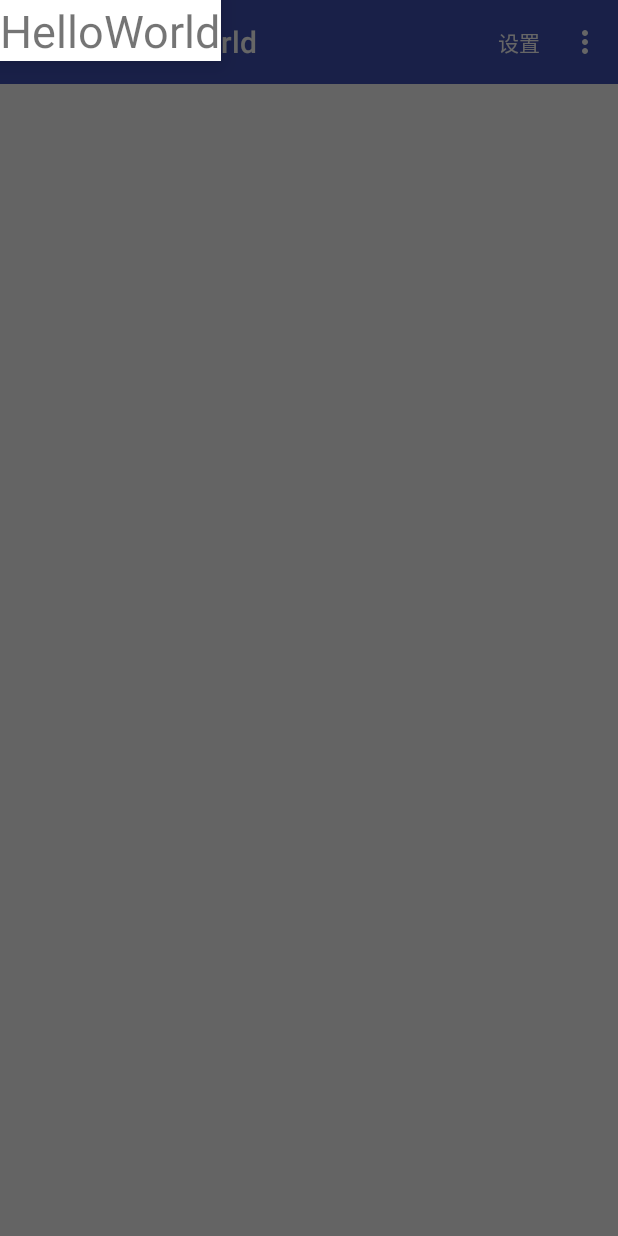
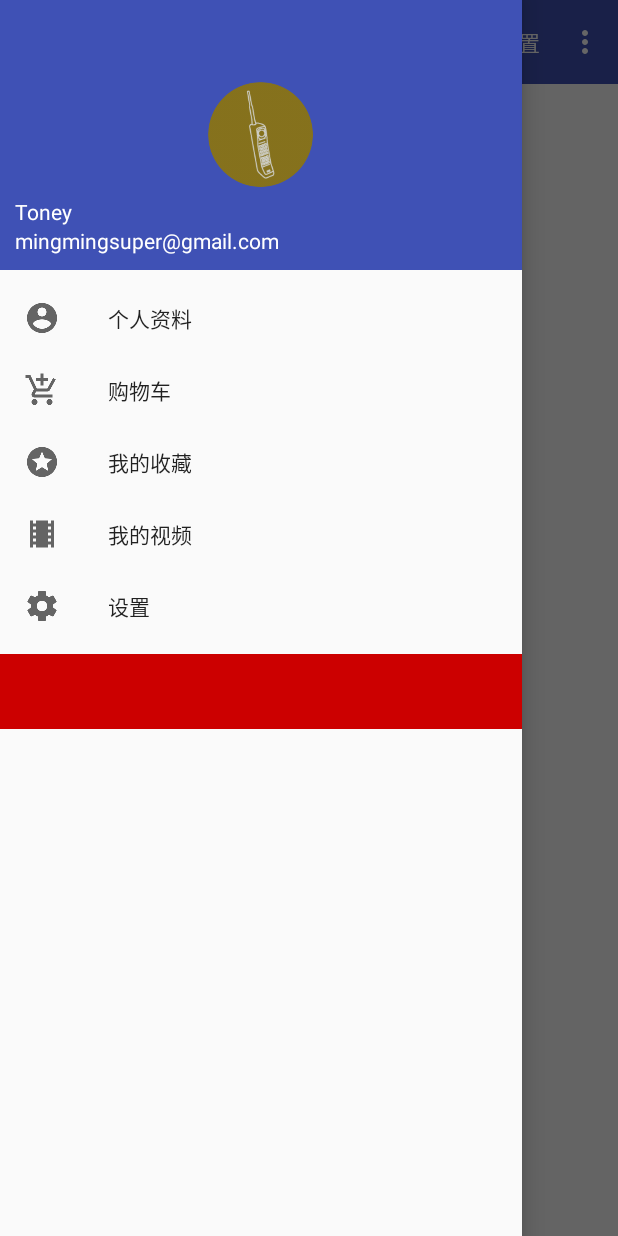
Before and after one commit to mingmingsuper/HelloWorld, an Android app: the DrawerLayoutDemoActivity screen opened directly, with no data from a screen before it, with the side drawer open, on a phone screen of 412 x 824 dp. Run offline under Robolectric (Android 15) with nearby library versions, the phone set to English and light mode, and no system bars; our stand-ins replace CircleImageView.

Commit message:
drawer layout以及navigation view 测试

```diff
--- a/app/src/main/java/com/study/helloworld/DrawerLayoutDemoActivity.java
+++ b/app/src/main/java/com/study/helloworld/DrawerLayoutDemoActivity.java
@@ -1,5 +1,7 @@
 package com.study.helloworld;
 
+import android.support.annotation.NonNull;
+import android.support.design.widget.NavigationView;
 import android.support.v4.view.GravityCompat;
 import android.support.v4.widget.DrawerLayout;
 import android.support.v7.app.ActionBar;
@@ -25,6 +27,16 @@ public class DrawerLayoutDemoActivity extends AppCompatActivity {
             actionBar.setDisplayHomeAsUpEnabled(true);
 //            actionBar.setHomeAsUpIndicator(R.drawable.image);
         }
+
+        NavigationView navigationView = findViewById(R.id.nav_view);
+        navigationView.setNavigationItemSelectedListener(new NavigationView.OnNavigationItemSelectedListener() {
+            @Override
+            public boolean onNavigationItemSelected(@NonNull MenuItem item) {
+                mDrawerLayout.closeDrawers();
+                return true;
+            }
+        });
+
     }
 
     @Override
@@ -44,4 +56,8 @@ public class DrawerLayoutDemoActivity extends AppCompatActivity {
         getMenuInflater().inflate(R.menu.main_menu,menu);
         return true;
     }
+
+    private void updateMenu() {
+        supportInvalidateOptionsMenu();
+    }
 }
--- a/app/src/main/java/com/study/helloworld/MainActivity.java
+++ b/app/src/main/java/com/study/helloworld/MainActivity.java
@@ -49,8 +49,8 @@ public class MainActivity extends AppCompatActivity implements LoginDialogFragme
 //        LoginDialogFragment loginDialog = new LoginDialogFragment();
 //        loginDialog.mListener = this;
 //        loginDialog.show(getFragmentManager(), "loginDialog");
-//        openDrawerLayout();
-        openCollapsingToolbarDemo();
+        openDrawerLayout();
+//        openCollapsingToolbarDemo();
     }
 
 
--- a/app/src/main/res/layout/activity_drawer_layout_demo.xml
+++ b/app/src/main/res/layout/activity_drawer_layout_demo.xml
@@ -1,34 +1,64 @@
 <?xml version="1.0" encoding="utf-8"?>
 <android.support.v4.widget.DrawerLayout xmlns:android="http://schemas.android.com/apk/res/android"
+    xmlns:app="http://schemas.android.com/apk/res-auto"
     xmlns:tools="http://schemas.android.com/tools"
-    xmlns:app="http://schemas.android.com/apk/res-auto"
+    android:id="@+id/drawer_layout"
     android:layout_width="match_parent"
     android:layout_height="match_parent"
-    android:id="@+id/drawer_layout"
     tools:context=".DrawerLayoutDemoActivity">
 
     <FrameLayout
         android:layout_width="match_parent"
         android:layout_height="match_parent">
+
         <android.support.v7.widget.Toolbar
             android:id="@+id/toolbar"
             android:layout_width="match_parent"
             android:layout_height="?attr/actionBarSize"
             android:background="?attr/colorPrimary"
             android:theme="@style/ThemeOverlay.AppCompat.Dark.ActionBar"
-            app:popupTheme="@style/ThemeOverlay.AppCompat.Light"
-            />
+            app:popupTheme="@style/ThemeOverlay.AppCompat.Light" />
+
         <TextView
             android:layout_width="wrap_content"
             android:layout_height="wrap_content"
-            android:text="@string/app_name"/>
+            android:text="@string/app_name" />
     </FrameLayout>
 
-    <TextView
-        android:layout_width="wrap_content"
-        android:layout_height="wrap_content"
+    <android.support.design.widget.NavigationView
+        android:layout_width="match_parent"
+        android:layout_height="match_parent"
         android:layout_gravity="start"
-        android:background="@android:color/white"
-        android:text="@string/app_name"
-        android:textSize="30sp" />
+        android:fitsSystemWindows="true"
+        app:menu="@menu/nav_menu">
+
+        <android.support.v4.widget.NestedScrollView
+            android:layout_width="match_parent"
+            android:layout_height="match_parent"
+            android:fitsSystemWindows="true"
+            android:scrollbars="vertical">
+
+            <LinearLayout
+                android:layout_width="match_parent"
+                android:layout_height="wrap_content"
+                android:orientation="vertical">
+
+                <android.support.design.widget.NavigationView
+                    android:id="@+id/nav_view"
+                    app:elevation="0dp"
+                    android:layout_width="match_parent"
+                    android:layout_height="wrap_content"
+                    android:layout_gravity="start"
+                    app:headerLayout="@layout/header_view"
+                    app:menu="@menu/nav_menu" />
+                <RelativeLayout
+                    android:layout_width="match_parent"
+                    android:layout_height="50dp" android:background="@android:color/holo_red_dark">
+
+                </RelativeLayout>
+            </LinearLayout>
+        </android.support.v4.widget.NestedScrollView>
+    </android.support.design.widget.NavigationView>
+
+
 </android.support.v4.widget.DrawerLayout>
--- /dev/null
+++ b/app/src/main/res/layout/header_view.xml
@@ -0,0 +1,30 @@
+<?xml version="1.0" encoding="utf-8"?>
+<RelativeLayout xmlns:android="http://schemas.android.com/apk/res/android"
+    android:layout_width="match_parent"
+    android:layout_height="180dp"
+    android:background="?attr/colorPrimary"
+    android:padding="10dp">
+
+    <de.hdodenhof.circleimageview.CircleImageView
+        android:id="@+id/icon_image"
+        android:layout_width="70dp"
+        android:layout_height="70dp"
+        android:src="@drawable/image"
+        android:layout_centerInParent="true"/>
+    <TextView
+        android:id="@+id/user_name"
+        android:layout_width="wrap_content"
+        android:layout_height="wrap_content"
+        android:layout_above="@id/user_mail"
+        android:text="Toney"
+        android:textColor="@android:color/white"
+        android:textSize="14sp"/>
+    <TextView
+        android:id="@+id/user_mail"
+        android:layout_width="wrap_content"
+        android:layout_height="wrap_content"
+        android:text="mingmingsuper@gmail.com"
+        android:textColor="@android:color/white"
+        android:layout_alignParentBottom="true"
+        android:textSize="14sp"/>
+</RelativeLayout>
--- /dev/null
+++ b/app/src/main/res/menu/nav_menu.xml
@@ -0,0 +1,31 @@
+<?xml version="1.0" encoding="utf-8"?>
+<menu xmlns:android="http://schemas.android.com/apk/res/android">
+
+    <group android:checkableBehavior="single">
+        <item
+            android:id="@+id/nav_profile"
+            android:icon="@drawable/ic_account_circle_black"
+            android:checkable="false"
+            android:title="个人资料" />
+        <item
+            android:id="@+id/nav_shopping"
+            android:icon="@drawable/ic_shopping"
+            android:checkable="false"
+            android:title="购物车" />
+        <item
+            android:id="@+id/nav_favorite"
+            android:icon="@drawable/ic_stars_black"
+            android:checkable="false"
+            android:title="我的收藏" />
+        <item
+            android:id="@+id/nav_videos"
+            android:icon="@drawable/ic_theaters_black"
+            android:checkable="false"
+            android:title="我的视频" />
+        <item
+            android:id="@+id/nav_setting"
+            android:icon="@drawable/ic_settings_black"
+            android:checkable="false"
+            android:title="设置" />
+    </group>
+</menu>
--- a/build.gradle
+++ b/build.gradle
@@ -9,7 +9,7 @@ buildscript {
         }
     }
     dependencies {
-        classpath 'com.android.tools.build:gradle:2.3.3'
+        classpath 'com.android.tools.build:gradle:3.1.3'
 
         // NOTE: Do not place your application dependencies here; they belong
         // in the individual module build.gradle files
```
Also changed, not shown: app/build.gradle (+10 -9 lines), app/src/main/res/layout/collapsing_toolbar_test.xml (+19 -9 lines), app/src/main/res/drawable/ic_account_circle_black.png (added), app/src/main/res/drawable/ic_settings_black.png (added), app/src/main/res/drawable/ic_stars_black.png (added), app/src/main/res/drawable/ic_theaters_black.png (added).
